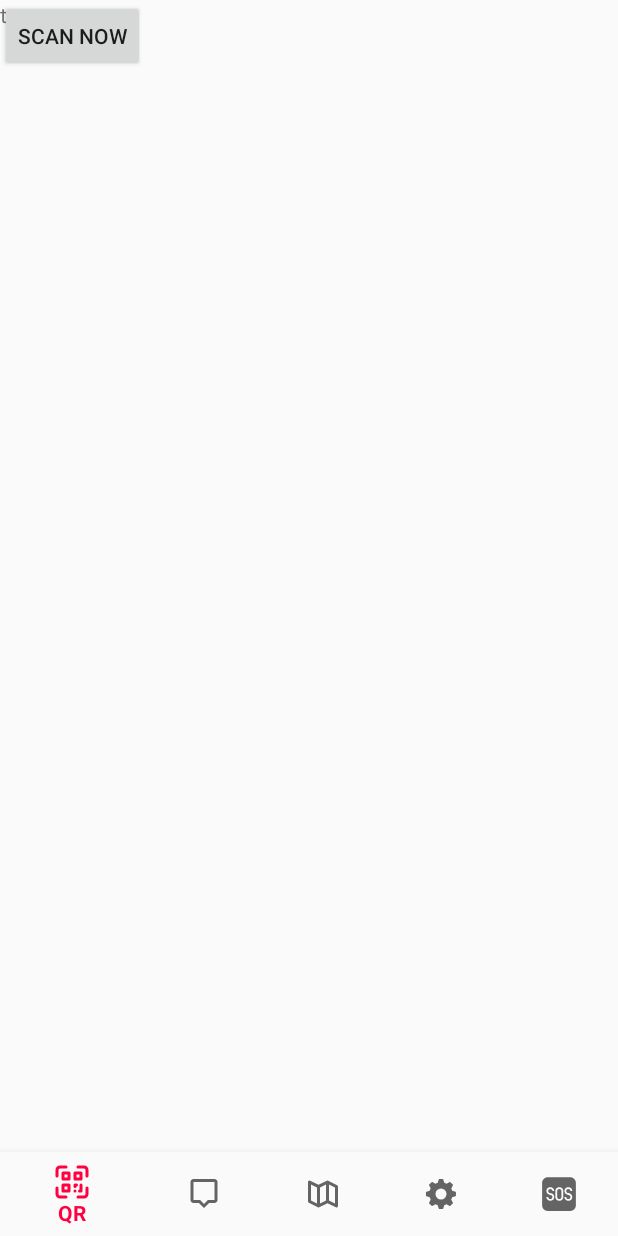
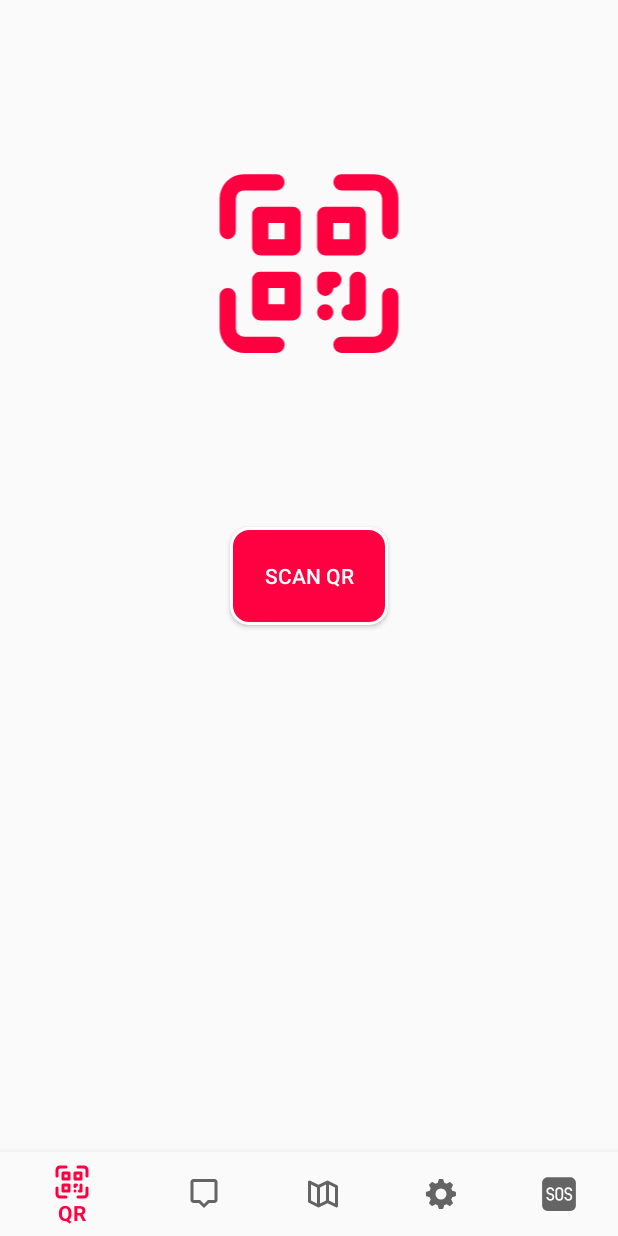
Before and after one commit to DanteDeRuwe/DamienExperience-Android, an Android app: the QrCodeFragment screen opened through its navigation route, on a phone screen of 412 x 824 dp. Run offline under Robolectric (Android 15) with nearby library versions, the phone set to English and light mode, and no system bars; our stand-ins replace data binding, navigation-ui; libraries missing offline, so code that uses them is left out: com.google.zxing.integration, com.jakewharton.retrofit2; 5 statements that could not run were skipped.

Commit message:
Add layout

```diff
--- a/app/src/main/res/layout/fragment_qr_code.xml
+++ b/app/src/main/res/layout/fragment_qr_code.xml
@@ -1,22 +1,36 @@
 <?xml version="1.0" encoding="utf-8"?>
 <layout xmlns:android="http://schemas.android.com/apk/res/android"
-    xmlns:app="http://schemas.android.com/apk/res-auto">
+    xmlns:app="http://schemas.android.com/apk/res-auto"
+    xmlns:tools="http://schemas.android.com/tools">
 
-    <RelativeLayout
+    <androidx.constraintlayout.widget.ConstraintLayout
         android:layout_width="match_parent"
         android:layout_height="match_parent">
 
-        <TextView
-            android:layout_width="wrap_content"
-            android:layout_height="wrap_content"
-            android:text="test"
-            />
+        <ImageView
+            android:layout_width="212dp"
+            android:layout_height="130dp"
+            android:src="@drawable/ic_qrcode_scan"
+            app:layout_constraintBottom_toTopOf="@+id/btn_scan"
+            app:layout_constraintEnd_toEndOf="parent"
+            app:layout_constraintStart_toStartOf="parent"
+            app:layout_constraintTop_toTopOf="parent" />
 
         <Button
             android:id="@+id/btn_scan"
-            android:layout_width="wrap_content"
-            android:layout_height="wrap_content"
-            android:text="Scan now"/>
+            android:layout_width="105dp"
+            android:layout_height="65dp"
+            android:layout_alignParentStart="true"
+            android:layout_alignParentTop="true"
+            android:layout_alignParentEnd="true"
+            android:background="@drawable/primary_button_shape"
+            android:text="Scan QR"
+            android:textColor="@color/white"
+            app:layout_constraintBottom_toTopOf="@+id/nav_bar"
+            app:layout_constraintEnd_toEndOf="parent"
+            app:layout_constraintStart_toStartOf="parent"
+            app:layout_constraintTop_toTopOf="parent" />
+
 
         <com.google.android.material.bottomnavigation.BottomNavigationView
             android:id="@+id/nav_bar"
@@ -24,7 +38,9 @@
             android:layout_height="wrap_content"
             android:layout_alignParentBottom="true"
             android:background="?android:attr/windowBackground"
-            app:menu="@menu/menu" />
-    </RelativeLayout>
+            app:layout_constraintBottom_toBottomOf="parent"
+            app:menu="@menu/menu"
+            tools:layout_editor_absoluteX="24dp" />
 
+    </androidx.constraintlayout.widget.ConstraintLayout>
 </layout>
```
